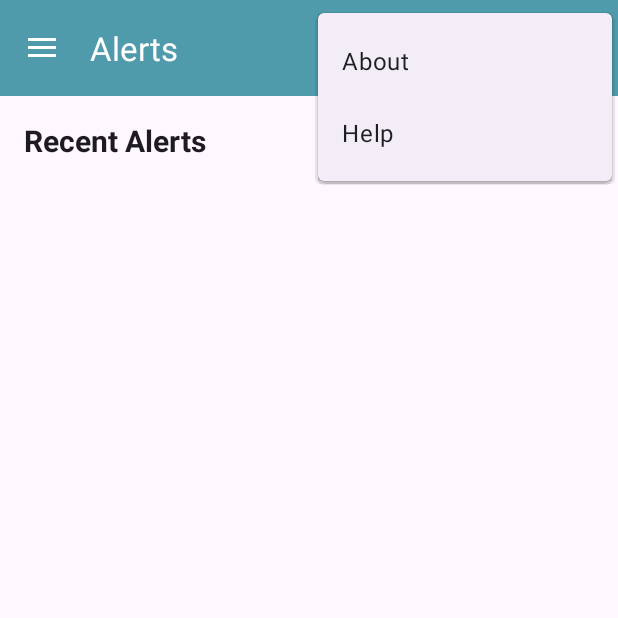
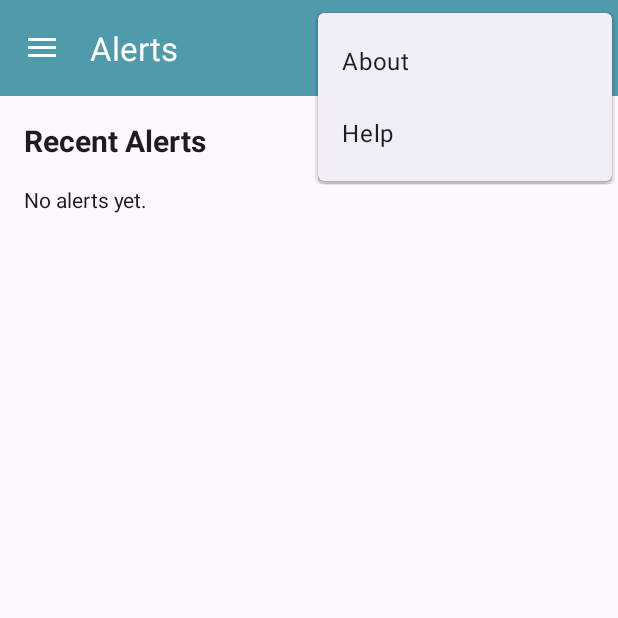
Before and after one commit to KushPatel7387/SmartAssistiveSystem, an Android app: the AlertFragment screen opened through its navigation route, with the options menu open, on a phone screen of 412 x 824 dp, the top half of it. Run offline under Robolectric (Android 15) with nearby library versions, the light colour scheme and no system bars; our stand-ins replace Firebase (no records; nobody signed in at launch, a user with empty details on screens opened directly), navigation-ui; libraries missing offline, so code that uses them is left out: com.github.mikephil.charting; 26 statements that could not run were skipped.

Commit message:
Alert function well

```diff
--- /dev/null
+++ b/assistivemodule/src/main/java/ca/visionassistinnovators/it/smartassistivesystem/businesslogic/AlertModel.java
@@ -0,0 +1,27 @@
+/**
+ * Course Section: OCA
+ * Team Members:
+ * Sarang Prajapati – N01662036
+ * Krish Patel – N01666556
+ * Kush Patel – N01657387
+ * Daksh Rana – N01664095
+ */
+package ca.visionassistinnovators.it.smartassistivesystem.businesslogic;
+
+public class AlertModel {
+
+    public String id;
+    public String title;
+    public String message;
+    public long timestamp;
+
+    public AlertModel() {
+    }
+
+    public AlertModel(String id, String title, String message, long timestamp) {
+        this.id = id;
+        this.title = title;
+        this.message = message;
+        this.timestamp = timestamp;
+    }
+}
--- /dev/null
+++ b/assistivemodule/src/main/java/ca/visionassistinnovators/it/smartassistivesystem/businesslogic/AlertsManager.java
@@ -0,0 +1,159 @@
+/**
+ * Course Section: OCA
+ * Team Members:
+ * Sarang Prajapati – N01662036
+ * Krish Patel – N01666556
+ * Kush Patel – N01657387
+ * Daksh Rana – N01664095
+ */
+package ca.visionassistinnovators.it.smartassistivesystem.businesslogic;
+
+import android.content.Context;
+import android.text.TextUtils;
+
+import androidx.annotation.NonNull;
+
+import com.google.firebase.database.DataSnapshot;
+import com.google.firebase.database.DatabaseError;
+import com.google.firebase.database.DatabaseReference;
+import com.google.firebase.database.FirebaseDatabase;
+
+import java.util.ArrayList;
+import java.util.Collections;
+import java.util.Comparator;
+import java.util.List;
+
+import ca.visionassistinnovators.it.smartassistivesystem.R;
+
+public class AlertsManager {
+
+    private static final String USERS_NODE   = "users";
+    private static final String ALERTS_CHILD = "alerts";
+
+    public interface AlertsListener {
+        void onAlertsChanged(List<AlertModel> alerts);
+        void onError(String error);
+    }
+
+    private com.google.firebase.database.ValueEventListener alertsListener;
+
+    /**
+     * Path: /users/{uid}/alerts
+     * Uses SAME DB URL string as other managers.
+     */
+    private DatabaseReference getUserAlertsRef(Context ctx, String userUid) {
+        FirebaseDatabase db = FirebaseDatabase.getInstance(
+                ctx.getString(R.string.firebase_db_url)
+        );
+        return db.getReference(USERS_NODE)
+                .child(userUid)
+                .child(ALERTS_CHILD);
+    }
+
+    public void listenForAlerts(Context ctx,
+                                String userUid,
+                                AlertsListener listener) {
+
+        if (TextUtils.isEmpty(userUid)) {
+            if (listener != null) {
+                listener.onError("No user ID.");
+            }
+            return;
+        }
+
+        if (alertsListener != null) {
+            // already listening
+            return;
+        }
+
+        // Seed sample alerts ONCE if this user has none
+        seedSampleAlertsIfEmpty(ctx, userUid);
+
+        alertsListener = new com.google.firebase.database.ValueEventListener() {
+            @Override
+            public void onDataChange(@NonNull DataSnapshot snapshot) {
+                List<AlertModel> result = new ArrayList<>();
+                for (DataSnapshot child : snapshot.getChildren()) {
+                    AlertModel model = child.getValue(AlertModel.class);
+                    if (model != null) {
+                        model.id = child.getKey();
+                        result.add(model);
+                    }
+                }
+
+                // Latest first
+                Collections.sort(result, new Comparator<AlertModel>() {
+                    @Override
+                    public int compare(AlertModel a, AlertModel b) {
+                        return Long.compare(b.timestamp, a.timestamp);
+                    }
+                });
+
+                if (listener != null) {
+                    listener.onAlertsChanged(result);
+                }
+            }
+
+            @Override
+            public void onCancelled(@NonNull DatabaseError error) {
+                if (listener != null) {
+                    listener.onError(error.getMessage());
+                }
+            }
+        };
+
+        getUserAlertsRef(ctx, userUid).addValueEventListener(alertsListener);
+    }
+
+    public void stopListening(Context ctx, String userUid) {
+        if (alertsListener == null || TextUtils.isEmpty(userUid)) return;
+        getUserAlertsRef(ctx, userUid).removeEventListener(alertsListener);
+        alertsListener = null;
+    }
+
+    /**
+     * Check /users/{uid}/alerts once.
+     * If empty -> insert a few sample alerts.
+     */
+    private void seedSampleAlertsIfEmpty(Context ctx, String userUid) {
+        DatabaseReference ref = getUserAlertsRef(ctx, userUid);
+
+        ref.addListenerForSingleValueEvent(new com.google.firebase.database.ValueEventListener() {
+            @Override
+            public void onDataChange(@NonNull DataSnapshot snapshot) {
+                if (snapshot.exists()) {
+                    // Already has alerts, do nothing.
+                    return;
+                }
+
+                long now = System.currentTimeMillis();
+
+                pushAlert(ref, "System Check Complete",
+                        "All modules are running normally.", now - 3_600_000L);
+
+                pushAlert(ref, "Low Light Detected",
+                        "Ambient light is low. Consider enabling the magnifier.", now - 1_800_000L);
+
+                pushAlert(ref, "New Feedback Received",
+                        "You have new feedback from a user.", now - 600_000L);
+            }
+
+            @Override
+            public void onCancelled(@NonNull DatabaseError error) {
+                // ignore for seeding
+            }
+        });
+    }
+
+    private void pushAlert(DatabaseReference alertsRef,
+                           String title,
+                           String message,
+                           long timestamp) {
+
+        String key = alertsRef.push().getKey();
+        if (key == null) return;
+
+        AlertModel model = new AlertModel(key, title, message, timestamp);
+        alertsRef.child(key).setValue(model);
+    }
+}
--- a/assistivemodule/src/main/java/ca/visionassistinnovators/it/smartassistivesystem/ui/alerts/AlertFragment.java
+++ b/assistivemodule/src/main/java/ca/visionassistinnovators/it/smartassistivesystem/ui/alerts/AlertFragment.java
@@ -9,22 +9,106 @@
 package ca.visionassistinnovators.it.smartassistivesystem.ui.alerts;
 
 import android.os.Bundle;
-import androidx.fragment.app.Fragment;
 import android.view.LayoutInflater;
 import android.view.View;
 import android.view.ViewGroup;
+import android.widget.TextView;
+import android.widget.Toast;
+
+import androidx.annotation.NonNull;
+import androidx.annotation.Nullable;
+import androidx.fragment.app.Fragment;
+import androidx.recyclerview.widget.LinearLayoutManager;
+import androidx.recyclerview.widget.RecyclerView;
+
+import com.google.firebase.auth.FirebaseAuth;
+import com.google.firebase.auth.FirebaseUser;
+
+import java.util.List;
+
 import ca.visionassistinnovators.it.smartassistivesystem.R;
+import ca.visionassistinnovators.it.smartassistivesystem.businesslogic.AlertModel;
+import ca.visionassistinnovators.it.smartassistivesystem.businesslogic.AlertsManager;
 
-public class AlertFragment extends Fragment {
+public class AlertFragment extends Fragment implements AlertsManager.AlertsListener {
+
+    private RecyclerView rvAlerts;
+    private TextView tvEmpty;
+    private AlertsAdapter adapter;
+    private AlertsManager alertsManager;
+    private String currentUid;
 
     public AlertFragment() {
         // Required empty public constructor
     }
 
     @Override
-    public View onCreateView(LayoutInflater inflater, ViewGroup container,
-                             Bundle savedInstanceState) {
-        // Inflate the layout for this fragment
+    public View onCreateView(
+            @NonNull LayoutInflater inflater,
+            ViewGroup container,
+            Bundle savedInstanceState
+    ) {
         return inflater.inflate(R.layout.fragment_alerts, container, false);
     }
+
+    @Override
+    public void onViewCreated(@NonNull View root, @Nullable Bundle savedInstanceState) {
+        super.onViewCreated(root, savedInstanceState);
+
+        rvAlerts = root.findViewById(R.id.rv_alerts);
+        tvEmpty  = root.findViewById(R.id.tv_alerts_empty);
+
+        rvAlerts.setLayoutManager(new LinearLayoutManager(requireContext()));
+
+        adapter = new AlertsAdapter();
+        rvAlerts.setAdapter(adapter);
+
+        alertsManager = new AlertsManager();
+
+        FirebaseUser user = FirebaseAuth.getInstance().getCurrentUser();
+        if (user == null) {
+            Toast.makeText(requireContext(),
+                    "No signed-in user for alerts.",
+                    Toast.LENGTH_SHORT).show();
+            tvEmpty.setText("Sign in to see alerts.");
+            tvEmpty.setVisibility(View.VISIBLE);
+            return;
+        }
+
+        currentUid = user.getUid();
+
+        // This will also auto-seed sample alerts if none exist
+        alertsManager.listenForAlerts(requireContext(), currentUid, this);
+    }
+
+    @Override
+    public void onDestroyView() {
+        super.onDestroyView();
+        if (alertsManager != null && currentUid != null) {
+            alertsManager.stopListening(requireContext(), currentUid);
+        }
+    }
+
+    // AlertsManager.AlertsListener
+    @Override
+    public void onAlertsChanged(List<AlertModel> alerts) {
+        if (!isAdded()) return;
+
+        adapter.submitList(alerts);
+
+        if (alerts == null || alerts.isEmpty()) {
+            tvEmpty.setText("No alerts yet.");
+            tvEmpty.setVisibility(View.VISIBLE);
+        } else {
+            tvEmpty.setVisibility(View.GONE);
+        }
+    }
+
+    @Override
+    public void onError(String error) {
+        if (!isAdded()) return;
+        Toast.makeText(requireContext(),
+                "Failed to load alerts: " + error,
+                Toast.LENGTH_SHORT).show();
+    }
 }
--- /dev/null
+++ b/assistivemodule/src/main/java/ca/visionassistinnovators/it/smartassistivesystem/ui/alerts/AlertsAdapter.java
@@ -0,0 +1,76 @@
+/**
+ * Course Section: OCA
+ * Team Members:
+ * Sarang Prajapati – N01662036
+ * Krish Patel – N01666556
+ * Kush Patel – N01657387
+ * Daksh Rana – N01664095
+ */
+package ca.visionassistinnovators.it.smartassistivesystem.ui.alerts;
+
+import android.view.LayoutInflater;
+import android.view.View;
+import android.view.ViewGroup;
+import android.widget.TextView;
+
+import androidx.annotation.NonNull;
+import androidx.recyclerview.widget.RecyclerView;
+
+import java.text.DateFormat;
+import java.util.ArrayList;
+import java.util.Date;
+import java.util.List;
+
+import ca.visionassistinnovators.it.smartassistivesystem.R;
+import ca.visionassistinnovators.it.smartassistivesystem.businesslogic.AlertModel;
+
+public class AlertsAdapter extends RecyclerView.Adapter<AlertsAdapter.AlertViewHolder> {
+
+    private final List<AlertModel> items = new ArrayList<>();
+    private final DateFormat dateFormat =
+            DateFormat.getDateTimeInstance(DateFormat.MEDIUM, DateFormat.SHORT);
+
+    @NonNull
+    @Override
+    public AlertViewHolder onCreateViewHolder(@NonNull ViewGroup parent, int viewType) {
+        View v = LayoutInflater.from(parent.getContext())
+                .inflate(R.layout.item_alert, parent, false);
+        return new AlertViewHolder(v);
+    }
+
+    @Override
+    public void onBindViewHolder(@NonNull AlertViewHolder holder, int position) {
+        AlertModel item = items.get(position);
+        holder.tvTitle.setText(item.title);
+        holder.tvMessage.setText(item.message);
+
+        String formattedTime = dateFormat.format(new Date(item.timestamp));
+        holder.tvTime.setText(formattedTime);
+    }
+
+    @Override
+    public int getItemCount() {
+        return items.size();
+    }
+
+    public void submitList(List<AlertModel> newItems) {
+        items.clear();
+        if (newItems != null) {
+            items.addAll(newItems);
+        }
+        notifyDataSetChanged();
+    }
+
+    static class AlertViewHolder extends RecyclerView.ViewHolder {
+        final TextView tvTitle;
+        final TextView tvMessage;
+        final TextView tvTime;
+
+        AlertViewHolder(@NonNull View itemView) {
+            super(itemView);
+            tvTitle = itemView.findViewById(R.id.tv_alert_title);
+            tvMessage = itemView.findViewById(R.id.tv_alert_message);
+            tvTime = itemView.findViewById(R.id.tv_alert_time);
+        }
+    }
+}
--- a/assistivemodule/src/main/res/layout/fragment_alerts.xml
+++ b/assistivemodule/src/main/res/layout/fragment_alerts.xml
@@ -8,18 +8,30 @@
     android:background="?attr/colorSurface">
 
     <TextView
+        android:id="@+id/tv_alerts_title"
         android:layout_width="wrap_content"
         android:layout_height="wrap_content"
         android:text="Recent Alerts"
         android:textSize="20sp"
         android:textStyle="bold"
         android:textColor="?attr/colorOnSurface"
-        android:layout_marginBottom="12dp" />
+        android:layout_marginBottom="8dp" />
+
+    <TextView
+        android:id="@+id/tv_alerts_empty"
+        android:layout_width="match_parent"
+        android:layout_height="wrap_content"
+        android:text="No alerts yet."
+        android:textSize="14sp"
+        android:textColor="?attr/colorOnSurface"
+        android:paddingVertical="8dp"
+        android:visibility="gone" />
 
     <androidx.recyclerview.widget.RecyclerView
         android:id="@+id/rv_alerts"
         android:layout_width="match_parent"
-        android:layout_height="match_parent"
+        android:layout_height="0dp"
+        android:layout_weight="1"
         android:scrollbars="vertical" />
 
 </LinearLayout>
```
Also changed, not shown: assistivemodule/src/main/res/layout/item_alert.xml (added, +46 -0 lines), 1 other file.
